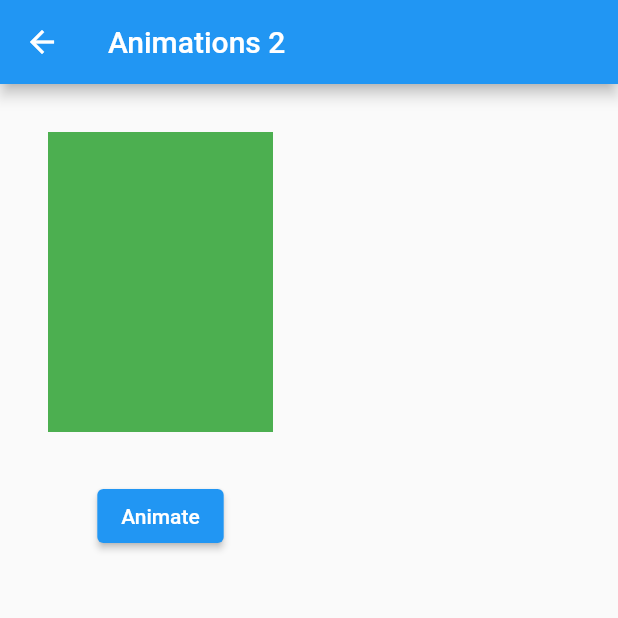
After one commit to OmarOsama77/revision, a Flutter app: the Screen6 screen opened by its route, after a tap on "Animate", on a phone screen of 412 x 824 dp, the top half of it. The commit adds this screen. Run offline on Flutter 3.47's test engine with Material 2 defaults, Android fonts, the phone set to English and light mode, and no system bars; network calls fail.

Commit message:
Second commit

```diff
--- /dev/null
+++ b/lib/animations/screen6.dart
@@ -0,0 +1,44 @@
+import 'dart:math';
+
+import 'package:flutter/material.dart';
+
+class Screen6 extends StatefulWidget {
+  const Screen6({Key? key}) : super(key: key);
+
+  @override
+  State<Screen6> createState() => _Screen6State();
+}
+
+class _Screen6State extends State<Screen6>{
+double padding2 =10;
+void toogle(){
+  setState(() {
+    padding2 = padding2 == 10 ?50:10;
+  });
+}
+  @override
+  Widget build(BuildContext context) {
+    return Scaffold(
+      appBar: AppBar(title: Text("Animations 2"),),
+      body: Column(
+        children: [
+          AnimatedPadding(
+            duration: Duration(seconds: 2), padding: EdgeInsets.all(padding2),
+            child: Container(
+              width: 150,
+              height: 200,
+              color: Colors.green,
+            ),
+
+
+          ),
+          ElevatedButton(onPressed: (){
+            toogle();
+          }, child: Text("Animate"))
+        ],
+      )
+
+    );
+
+  }
+}
--- a/lib/home.dart
+++ b/lib/home.dart
@@ -33,6 +33,11 @@ class Home extends StatelessWidget {
             ElevatedButton(onPressed: (){
               Navigator.pushNamed(context, "/screen5");
             }, child: Text("Navigate Api")),
+            SizedBox(height: 25,),
+            ElevatedButton(onPressed: (){
+              Navigator.pushNamed(context, "/screen6");
+            }, child: Text("Navigate animation2")),
+
           ],
         ),
       ),
--- a/lib/main.dart
+++ b/lib/main.dart
@@ -8,6 +8,8 @@ import 'package:revision/provider/screen3.dart';
 import 'package:revision/provider/viewmodel.dart';
 
 import 'animations/screen4.dart';
+import 'animations/screen6.dart';
+
 import 'api/screen5.dart';
 import 'autoCompelete/screen2.dart';
 
@@ -34,6 +36,8 @@ class MyApp extends StatelessWidget{
          "/screen3":(_)=>Screen3(),
          "/screen4":(_)=>Screen4(),
          "/screen5":(_)=>Screen5(),
+         "/screen6":(_)=>Screen6(),
+
        },
      ),
    );
```
Also changed, not shown: lib/api/apiServices.dart (+9 -9 lines), lib/api/screen5.dart (+9 -13 lines).
